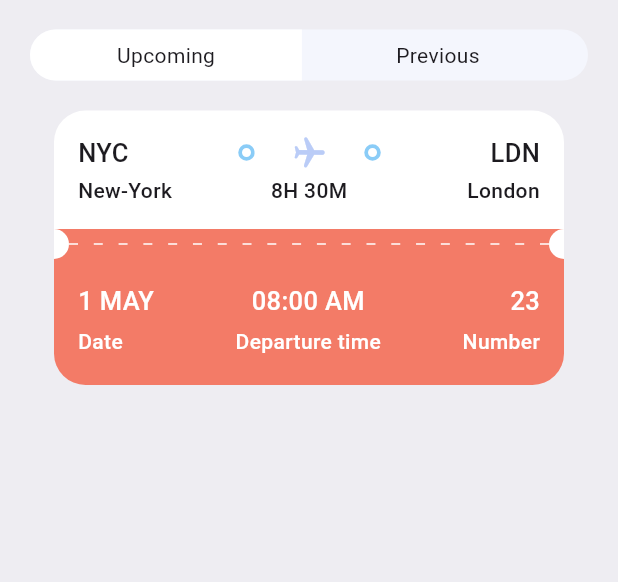
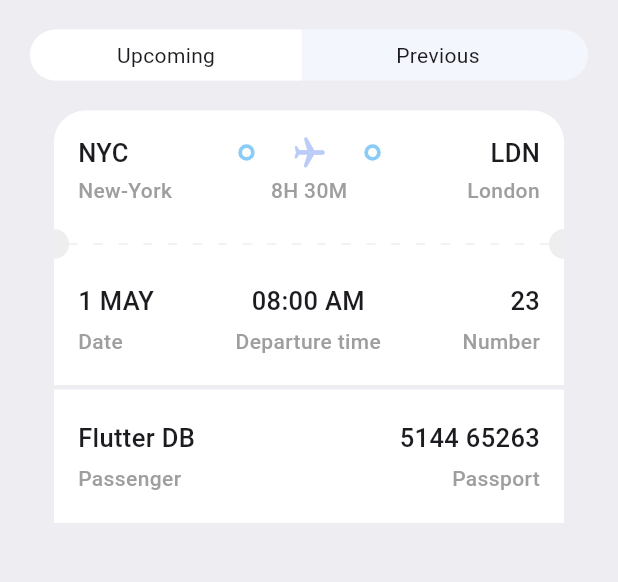
Before and after one commit to developerB1/ticket_app, a Flutter app: the TicketScreen screen opened directly, on a phone screen of 412 x 824 dp, the part 146-728 px from its top. Run offline on Flutter 3.47's test engine with Material 3 defaults, Android fonts, the phone set to English and light mode, and no system bars; our stand-ins replace fluentui_icons.

Commit message:
update ticket_view

```diff
--- a/lib/core/res/styles/app_styles.dart
+++ b/lib/core/res/styles/app_styles.dart
@@ -29,6 +29,9 @@ class AppStyles {
   static TextStyle headLineStyle3 =
       const TextStyle(fontSize: 17, fontWeight: FontWeight.w500);
 
-  static TextStyle headLineStyle4 =
-      const TextStyle(fontSize: 14, fontWeight: FontWeight.w500);
+  static TextStyle headLineStyle4 = TextStyle(
+    fontSize: 14,
+    fontWeight: FontWeight.w500,
+    color: Colors.grey.shade500,
+  );
 }
--- a/lib/core/widgets/app_column_text_layout.dart
+++ b/lib/core/widgets/app_column_text_layout.dart
@@ -6,20 +6,28 @@ class AppColumnTextLayout extends StatelessWidget {
   final String topText;
   final String bottomText;
   final CrossAxisAlignment alignment;
+  final bool? isColor;
   const AppColumnTextLayout(
       {super.key,
       required this.topText,
       required this.bottomText,
-      required this.alignment});
+      required this.alignment,
+      this.isColor});
 
   @override
   Widget build(BuildContext context) {
     return Column(
       crossAxisAlignment: alignment,
       children: [
-        TextStyleThird(text: topText),
+        TextStyleThird(
+          text: topText,
+          isColor: isColor,
+        ),
         SizedBox(height: 5),
-        TextStyleFourth(text: bottomText),
+        TextStyleFourth(
+          text: bottomText,
+          isColor: isColor,
+        ),
       ],
     );
   }
--- a/lib/core/widgets/app_layoutbuilder_widget.dart
+++ b/lib/core/widgets/app_layoutbuilder_widget.dart
@@ -3,9 +3,10 @@ import 'package:flutter/material.dart';
 class AppLayoutBuilderWidget extends StatelessWidget {
   final int randomDivider;
   final double width;
+  final bool? isColor;
 
   const AppLayoutBuilderWidget(
-      {super.key, required this.randomDivider, this.width = 3});
+      {super.key, required this.randomDivider, this.width = 3, this.isColor});
 
   @override
   Widget build(BuildContext context) {
@@ -20,7 +21,10 @@ class AppLayoutBuilderWidget extends StatelessWidget {
                     width: width,
                     height: 1,
                     child: DecoratedBox(
-                        decoration: BoxDecoration(color: Colors.white)),
+                        decoration: BoxDecoration(
+                            color: isColor == null
+                                ? Colors.white
+                                : Colors.grey.shade200)),
                   )));
     });
   }
--- a/lib/core/widgets/big_circle.dart
+++ b/lib/core/widgets/big_circle.dart
@@ -2,8 +2,9 @@ import 'package:flutter/material.dart';
 
 class BigCircle extends StatelessWidget {
   final bool isRight;
+  final bool? isColor;
 
-  const BigCircle({super.key, required this.isRight});
+  const BigCircle({super.key, required this.isRight, this.isColor});
 
   @override
   Widget build(BuildContext context) {
@@ -12,7 +13,7 @@ class BigCircle extends StatelessWidget {
       width: 10,
       child: DecoratedBox(
           decoration: BoxDecoration(
-              color: Colors.white,
+              color: isColor == null ? Colors.white : Colors.grey.shade200,
               borderRadius: isRight == true
                   ? BorderRadius.only(
                       topLeft: Radius.circular(10),
--- a/lib/core/widgets/ticket_view.dart
+++ b/lib/core/widgets/ticket_view.dart
@@ -23,7 +23,7 @@ class TicketView extends StatelessWidget {
 
     return SizedBox(
       width: size.width * 0.85,
-      height: 189,
+      height: 185,
       child: Container(
         margin: EdgeInsets.only(right: wholeScreen == true ? 0 : 16),
         child: Column(
@@ -118,16 +118,25 @@ class TicketView extends StatelessWidget {
             //circles and dots
             Container(
               height: 20,
-              color: AppStyles.ticketOrange,
+              color: isColor == null
+                  ? AppStyles.ticketOrange
+                  : AppStyles.ticketColor,
               child: Row(
                 children: [
-                  BigCircle(isRight: false),
+                  BigCircle(
+                    isRight: false,
+                    isColor: isColor,
+                  ),
                   Expanded(
                       child: AppLayoutBuilderWidget(
                     randomDivider: 16,
                     width: 6,
+                    isColor: isColor,
                   )),
-                  BigCircle(isRight: true)
+                  BigCircle(
+                    isRight: true,
+                    isColor: isColor,
+                  ),
                 ],
               ),
             ),
@@ -135,10 +144,12 @@ class TicketView extends StatelessWidget {
             Container(
               padding: EdgeInsets.all(16),
               decoration: BoxDecoration(
-                  color: AppStyles.ticketOrange,
+                  color: isColor == null
+                      ? AppStyles.ticketOrange
+                      : AppStyles.ticketColor,
                   borderRadius: BorderRadius.only(
-                      bottomLeft: Radius.circular(21),
-                      bottomRight: Radius.circular(21))),
+                      bottomLeft: Radius.circular(isColor == null ? 21 : 0),
+                      bottomRight: Radius.circular(isColor == null ? 21 : 0))),
               child: Column(
                 children: [
                   //show departer and destination with icons first line
@@ -149,16 +160,19 @@ class TicketView extends StatelessWidget {
                         alignment: CrossAxisAlignment.start,
                         topText: ticket["date"],
                         bottomText: "Date",
+                        isColor: isColor,
                       ),
                       AppColumnTextLayout(
                         alignment: CrossAxisAlignment.center,
                         topText: ticket["departure_time"],
                         bottomText: "Departure time",
+                        isColor: isColor,
                       ),
                       AppColumnTextLayout(
                         alignment: CrossAxisAlignment.end,
                         topText: ticket["number"].toString(),
                         bottomText: "Number",
+                        isColor: isColor,
                       ),
                     ],
                   ),
--- a/lib/screens/ticket/ticket_screen.dart
+++ b/lib/screens/ticket/ticket_screen.dart
@@ -1,6 +1,7 @@
 import 'package:flutter/material.dart';
 import 'package:ticket_app/core/res/styles/app_styles.dart';
 import 'package:ticket_app/core/utils/app_json.dart';
+import 'package:ticket_app/core/widgets/app_column_text_layout.dart';
 import 'package:ticket_app/core/widgets/ticket_view.dart';
 import 'package:ticket_app/screens/search/widgets/app_ticket_tabs.dart';
 
@@ -38,6 +39,35 @@ class TicketScreen extends StatelessWidget {
               isColor: true,
             ),
           ),
+          SizedBox(
+            height: 1,
+          ),
+          Container(
+            margin: EdgeInsets.symmetric(horizontal: 16),
+            padding: EdgeInsets.symmetric(horizontal: 16, vertical: 20),
+            color: AppStyles.ticketColor,
+            child: Column(
+              children: [
+                Row(
+                  mainAxisAlignment: MainAxisAlignment.spaceBetween,
+                  children: [
+                    AppColumnTextLayout(
+                      alignment: CrossAxisAlignment.start,
+                      topText: "Flutter DB",
+                      bottomText: "Passenger",
+                      isColor: true,
+                    ),
+                    AppColumnTextLayout(
+                      alignment: CrossAxisAlignment.end,
+                      topText: "5144 65263",
+                      bottomText: "Passport",
+                      isColor: true,
+                    ),
+                  ],
+                ),
+              ],
+            ),
+          ),
         ],
       ),
     );
```
Also changed, not shown: 4 other files.
